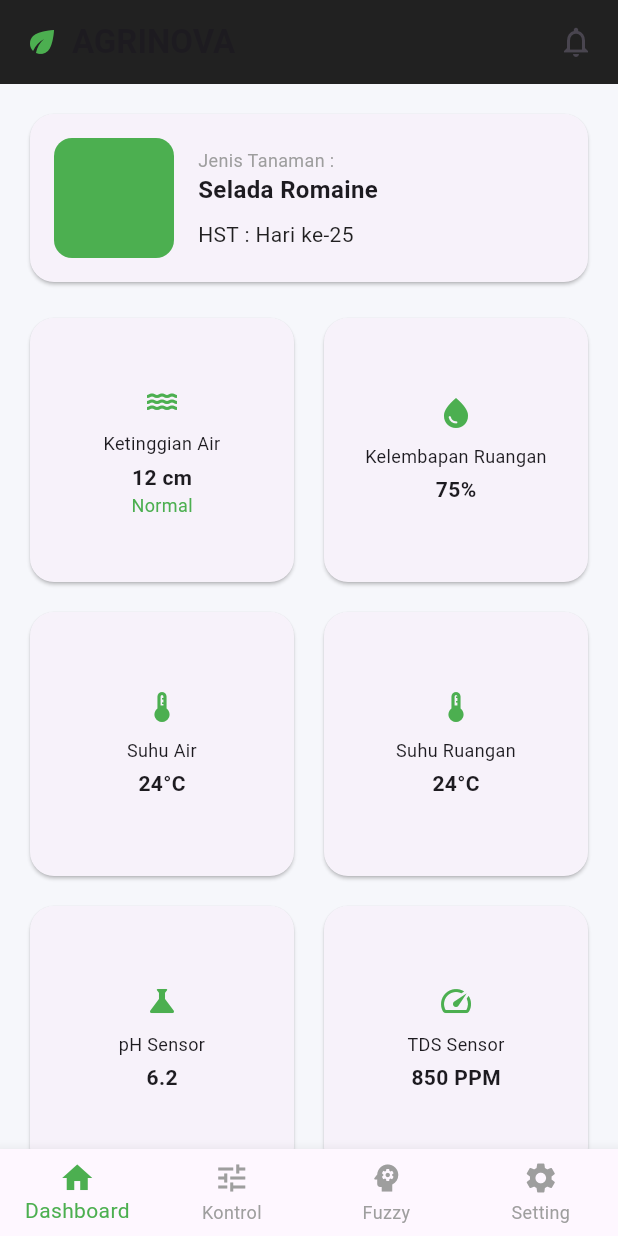
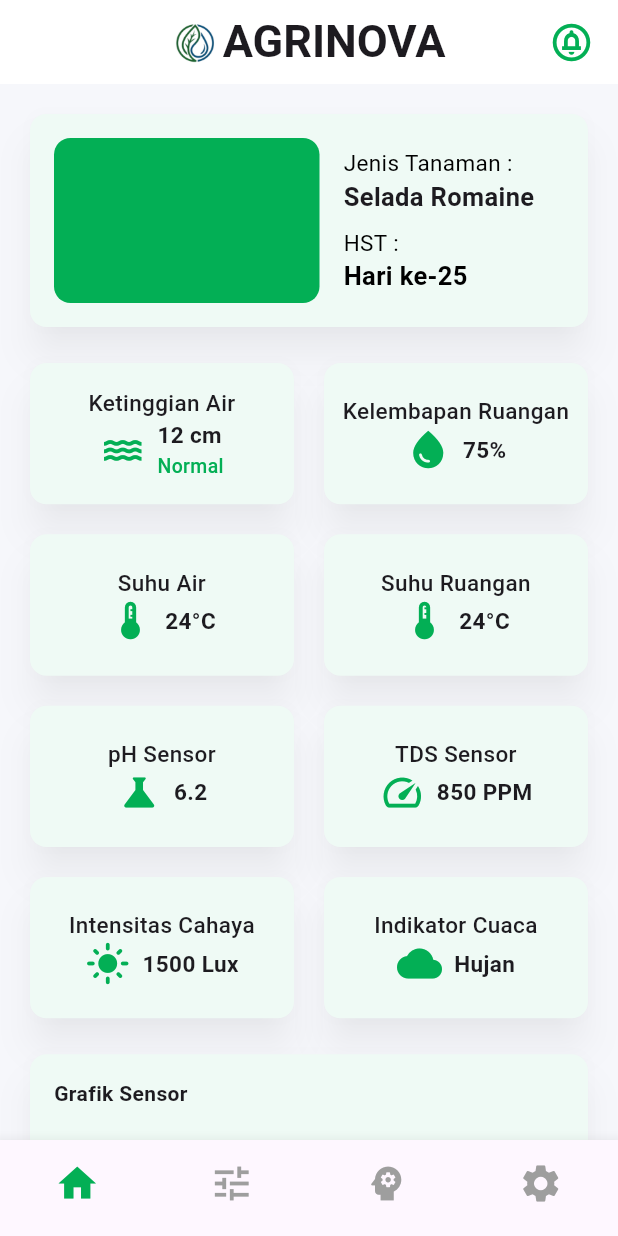
Before and after one commit to mutiara1011/AgriNova, a Flutter app: the screen it shows after launch, on a phone screen of 412 x 824 dp. Run offline on Flutter 3.47's test engine with Material 3 defaults, Android fonts, the phone set to English and light mode, and no system bars.

Commit message:
layout dashboard page

```diff
--- a/lib/bottom_nav.dart
+++ b/lib/bottom_nav.dart
@@ -29,14 +29,28 @@ class _BottomNavState extends State<BottomNav> {
       bottomNavigationBar: BottomNavigationBar(
         currentIndex: index,
         type: BottomNavigationBarType.fixed,
-        selectedItemColor: Colors.green,
+        selectedItemColor: Color(0xff03AF55),
         unselectedItemColor: Colors.grey,
+        showSelectedLabels: false,
+        showUnselectedLabels: false,
         onTap: (i) => setState(() => index = i),
         items: const [
-          BottomNavigationBarItem(icon: Icon(Icons.home), label: 'Dashboard'),
-          BottomNavigationBarItem(icon: Icon(Icons.tune), label: 'Kontrol'),
-          BottomNavigationBarItem(icon: Icon(Icons.psychology), label: 'Fuzzy'),
-          BottomNavigationBarItem(icon: Icon(Icons.settings), label: 'Setting'),
+          BottomNavigationBarItem(
+            icon: Icon(Icons.home, size: 30),
+            label: 'Dashboard',
+          ),
+          BottomNavigationBarItem(
+            icon: Icon(Icons.tune, size: 30),
+            label: 'Kontrol',
+          ),
+          BottomNavigationBarItem(
+            icon: Icon(Icons.psychology, size: 30),
+            label: 'Fuzzy',
+          ),
+          BottomNavigationBarItem(
+            icon: Icon(Icons.settings, size: 30),
+            label: 'Setting',
+          ),
         ],
       ),
     );
--- a/lib/dashboard_page.dart
+++ b/lib/dashboard_page.dart
@@ -7,19 +7,28 @@ class DashboardPage extends StatelessWidget {
   Widget build(BuildContext context) {
     return Scaffold(
       appBar: AppBar(
-        backgroundColor: Colors.black87,
+        backgroundColor: Colors.white,
+        centerTitle: true,
         elevation: 0,
         title: Row(
-          children: const [
-            Icon(Icons.eco, color: Colors.green),
-            SizedBox(width: 8),
-            Text('AGRINOVA', style: TextStyle(fontWeight: FontWeight.bold)),
+          mainAxisSize: MainAxisSize.min,
+          children: [
+            Image.asset('assets/images/logo.png', height: 38),
+            SizedBox(width: 3),
+            Text(
+              'AGRINOVA',
+              style: TextStyle(fontWeight: FontWeight.bold, fontSize: 30),
+            ),
           ],
         ),
         actions: const [
           Padding(
             padding: EdgeInsets.only(right: 16),
-            child: Icon(Icons.notifications_none),
+            child: Icon(
+              Icons.circle_notifications_outlined,
+              size: 30,
+              color: Color(0xff03AF55),
+            ),
           ),
         ],
       ),
@@ -43,17 +52,20 @@ class DashboardPage extends StatelessWidget {
   // ================= PLANT INFO =================
   Widget _plantInfoCard() {
     return Card(
-      shape: RoundedRectangleBorder(borderRadius: BorderRadius.circular(16)),
+      color: Color(0xffEFFAF5),
+      elevation: 10,
+      shadowColor: Colors.black.withValues(alpha: 0.25),
+      shape: RoundedRectangleBorder(borderRadius: BorderRadius.circular(11)),
       child: Padding(
         padding: const EdgeInsets.all(16),
         child: Row(
           children: [
             Container(
-              width: 80,
-              height: 80,
+              width: 177,
+              height: 110,
               decoration: BoxDecoration(
-                color: Colors.green,
-                borderRadius: BorderRadius.circular(12),
+                color: Color(0xff03AF55),
+                borderRadius: BorderRadius.circular(11),
               ),
             ),
             const SizedBox(width: 16),
@@ -62,16 +74,32 @@ class DashboardPage extends StatelessWidget {
               children: const [
                 Text(
                   'Jenis Tanaman :',
-                  style: TextStyle(fontSize: 12, color: Colors.grey),
+                  style: TextStyle(
+                    fontSize: 15,
+                    color: Colors.black,
+                    fontWeight: FontWeight.w400,
+                  ),
                 ),
                 Text(
                   'Selada Romaine',
-                  style: TextStyle(fontSize: 16, fontWeight: FontWeight.bold),
+                  style: TextStyle(fontSize: 17, fontWeight: FontWeight.w600),
                 ),
                 SizedBox(height: 8),
                 Text(
-                  'HST : Hari ke-25',
-                  style: TextStyle(color: Colors.black87),
+                  'HST :',
+                  style: TextStyle(
+                    color: Colors.black,
+                    fontSize: 15,
+                    fontWeight: FontWeight.w400,
+                  ),
+                ),
+                Text(
+                  'Hari ke-25',
+                  style: TextStyle(
+                    color: Colors.black,
+                    fontSize: 17,
+                    fontWeight: FontWeight.w600,
+                  ),
                 ),
               ],
             ),
@@ -89,6 +117,7 @@ class DashboardPage extends StatelessWidget {
       physics: const NeverScrollableScrollPhysics(),
       crossAxisSpacing: 12,
       mainAxisSpacing: 12,
+      childAspectRatio: 1.8, // 👈 INI KUNCINYA
       children: const [
         _SensorCard(
           title: 'Ketinggian Air',
@@ -145,7 +174,10 @@ class DashboardPage extends StatelessWidget {
   // ================= CHART =================
   Widget _chartPlaceholder() {
     return Card(
-      shape: RoundedRectangleBorder(borderRadius: BorderRadius.circular(16)),
+      color: Color(0xffEFFAF5),
+      elevation: 10,
+      shadowColor: Colors.black.withValues(alpha: 0.25),
+      shape: RoundedRectangleBorder(borderRadius: BorderRadius.circular(11)),
       child: Container(
         height: 160,
         padding: const EdgeInsets.all(16),
@@ -175,14 +207,17 @@ class DashboardPage extends StatelessWidget {
   // ================= FUZZY STATUS =================
   Widget _fuzzyStatusCard() {
     return Card(
-      shape: RoundedRectangleBorder(borderRadius: BorderRadius.circular(16)),
+      color: Color(0xffEFFAF5),
+      elevation: 10,
+      shadowColor: Colors.black.withValues(alpha: 0.25),
+      shape: RoundedRectangleBorder(borderRadius: BorderRadius.circular(11)),
       child: ListTile(
-        leading: const Icon(Icons.check_circle, color: Colors.green),
+        leading: const Icon(Icons.check_circle, color: Color(0xff03AF55)),
         title: const Text(
           'Status Sistem (Fuzzy)',
           style: TextStyle(fontWeight: FontWeight.bold),
         ),
-        subtitle: const Text('Optimal.\nTidak ada tindakan diperlukan.'),
+        subtitle: const Text('Optimal. Tidak ada tindakan diperlukan.'),
       ),
     );
   }
@@ -205,29 +240,58 @@ class _SensorCard extends StatelessWidget {
   @override
   Widget build(BuildContext context) {
     return Card(
-      shape: RoundedRectangleBorder(borderRadius: BorderRadius.circular(16)),
+      color: const Color(0xffEFFAF5),
+      elevation: 10,
+      shadowColor: Colors.black.withValues(alpha: 0.25),
+      shape: RoundedRectangleBorder(borderRadius: BorderRadius.circular(11)),
       child: Padding(
-        padding: const EdgeInsets.all(12),
+        padding: const EdgeInsets.symmetric(horizontal: 12, vertical: 14),
         child: Column(
           mainAxisAlignment: MainAxisAlignment.center,
           children: [
-            Icon(icon, color: Colors.green),
-            const SizedBox(height: 8),
+            // ===== TITLE (ATAS - TENGAH) =====
             Text(
               title,
               textAlign: TextAlign.center,
-              style: const TextStyle(fontSize: 12),
+              style: const TextStyle(fontSize: 15, fontWeight: FontWeight.w500),
             ),
-            const SizedBox(height: 4),
-            Text(
-              value,
-              style: const TextStyle(fontWeight: FontWeight.bold, fontSize: 14),
+
+            // ===== ICON + VALUE =====
+            Row(
+              mainAxisAlignment: MainAxisAlignment.center,
+              children: [
+                Icon(icon, size: 30, color: const Color(0xff03AF55)),
+                const SizedBox(width: 8),
+
+                Column(
+                  crossAxisAlignment: CrossAxisAlignment.start,
+                  children: [
+                    // VALUE
+                    Text(
+                      value,
+                      style: const TextStyle(
+                        fontSize: 15,
+                        fontWeight: FontWeight.w600,
+                      ),
+                    ),
+
+                    // STATUS (DI BAWAH VALUE)
+                    if (status.isNotEmpty)
+                      Padding(
+                        padding: const EdgeInsets.only(top: 1),
+                        child: Text(
+                          status,
+                          style: const TextStyle(
+                            fontSize: 13,
+                            fontWeight: FontWeight.w500,
+                            color: Color(0xff03AF55),
+                          ),
+                        ),
+                      ),
+                  ],
+                ),
+              ],
             ),
-            if (status.isNotEmpty)
-              Text(
-                status,
-                style: const TextStyle(color: Colors.green, fontSize: 12),
-              ),
           ],
         ),
       ),
--- a/pubspec.yaml
+++ b/pubspec.yaml
@@ -58,6 +58,8 @@ flutter:
   # included with your application, so that you can use the icons in
   # the material Icons class.
   uses-material-design: true
+  assets:
+    - assets/images/logo.png
 
   # To add assets to your application, add an assets section, like this:
   # assets:
```
Also changed, not shown: assets/images/logo.png (added).
